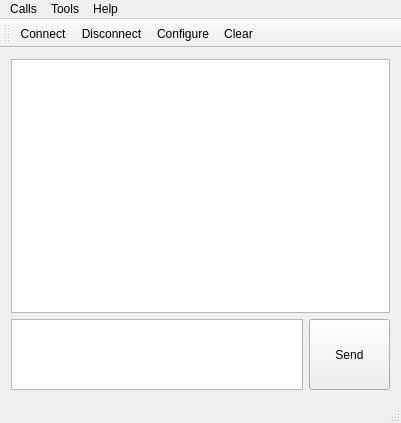
Above: chetserial/mainwindow.ui from HctNew/qt_serial before the change. Below: the same form after it.
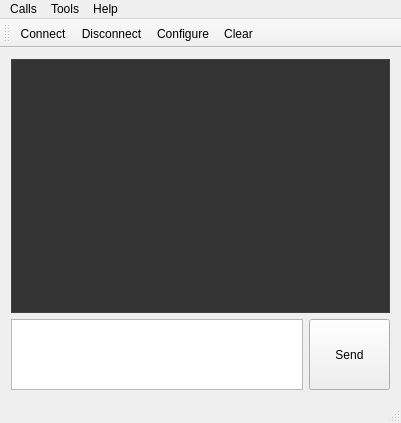
That is the form after the change. Icons and pictures are not drawn. Custom widgets are drawn as their Qt base class.

The edit to the form file:
```diff
--- a/chetserial/mainwindow.ui
+++ b/chetserial/mainwindow.ui
@@ -26,11 +26,78 @@
         <verstretch>0</verstretch>
        </sizepolicy>
       </property>
+      <property name="palette">
+       <palette>
+        <active>
+         <colorrole role="Base">
+          <brush brushstyle="SolidPattern">
+           <color alpha="255">
+            <red>51</red>
+            <green>51</green>
+            <blue>51</blue>
+           </color>
+          </brush>
+         </colorrole>
+         <colorrole role="Window">
+          <brush brushstyle="SolidPattern">
+           <color alpha="255">
+            <red>86</red>
+            <green>86</green>
+            <blue>86</blue>
+           </color>
+          </brush>
+         </colorrole>
+        </active>
+        <inactive>
+         <colorrole role="Base">
+          <brush brushstyle="SolidPattern">
+           <color alpha="255">
+            <red>51</red>
+            <green>51</green>
+            <blue>51</blue>
+           </color>
+          </brush>
+         </colorrole>
+         <colorrole role="Window">
+          <brush brushstyle="SolidPattern">
+           <color alpha="255">
+            <red>86</red>
+            <green>86</green>
+            <blue>86</blue>
+           </color>
+          </brush>
+         </colorrole>
+        </inactive>
+        <disabled>
+         <colorrole role="Base">
+          <brush brushstyle="SolidPattern">
+           <color alpha="255">
+            <red>86</red>
+            <green>86</green>
+            <blue>86</blue>
+           </color>
+          </brush>
+         </colorrole>
+         <colorrole role="Window">
+          <brush brushstyle="SolidPattern">
+           <color alpha="255">
+            <red>86</red>
+            <green>86</green>
+            <blue>86</blue>
+           </color>
+          </brush>
+         </colorrole>
+        </disabled>
+       </palette>
+      </property>
       <property name="font">
        <font>
         <family>微软雅黑</family>
        </font>
       </property>
+      <property name="styleSheet">
+       <string notr="true"/>
+      </property>
       <property name="readOnly">
        <bool>true</bool>
       </property>
```
